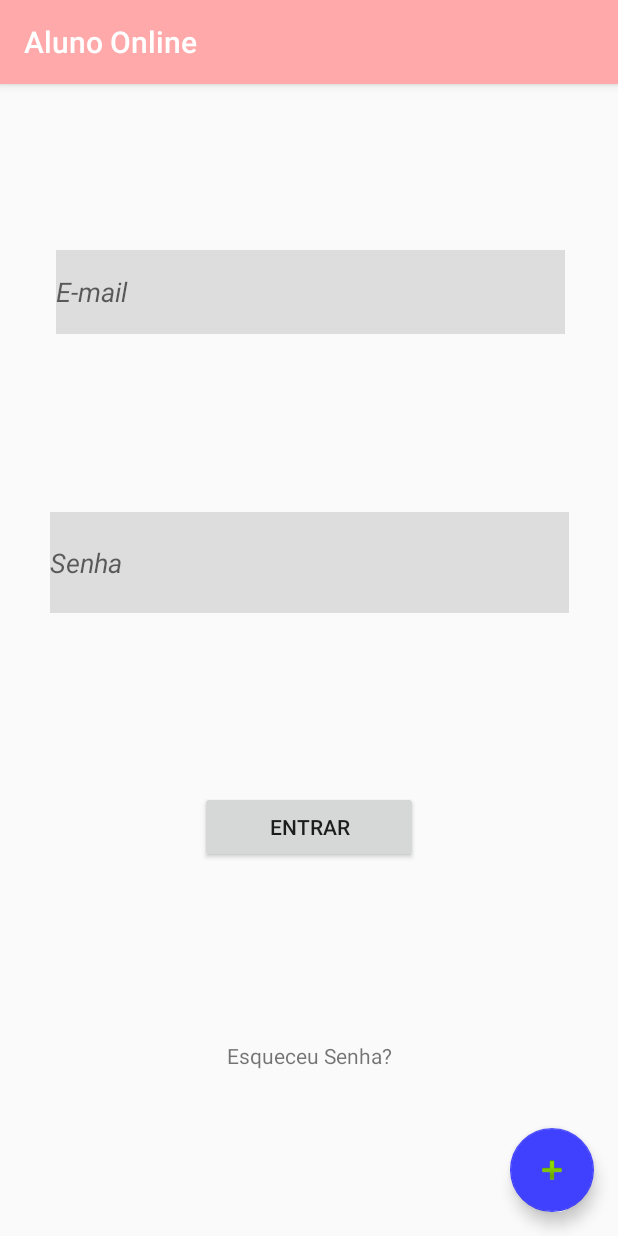
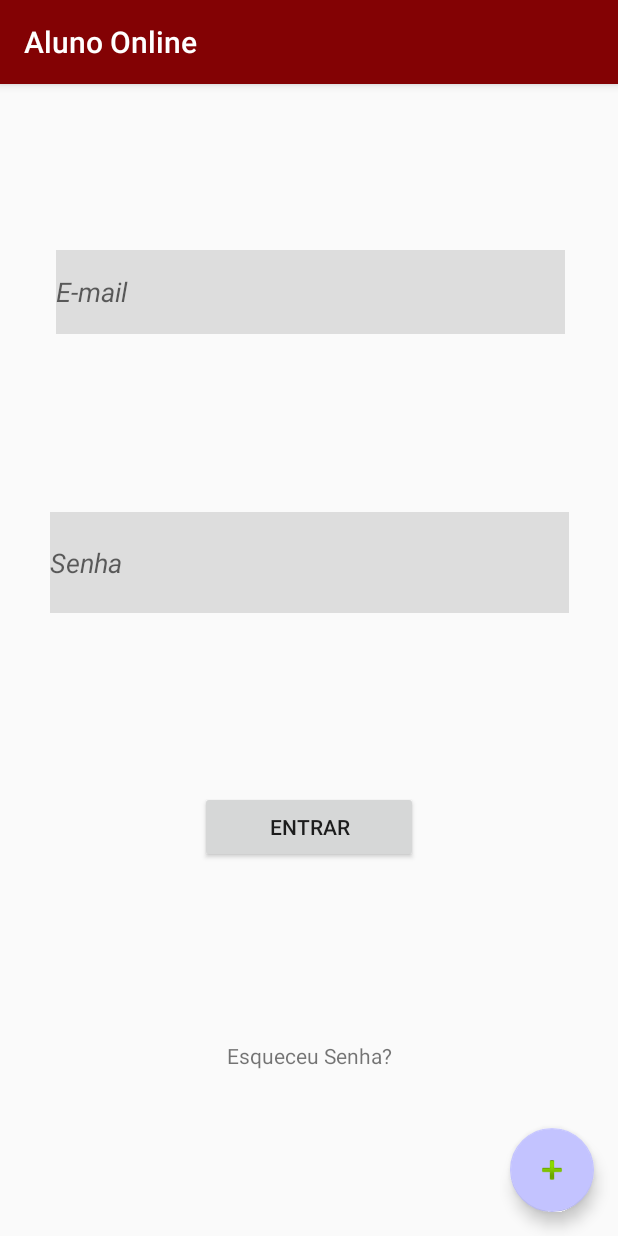
Before and after one commit to victor-cortes/androidIesb, an Android app: the screen it shows after launch (MainActivity), on a phone screen of 412 x 824 dp. Run offline under Robolectric (Android 15) with nearby library versions, the phone set to English and light mode, and no system bars; our stand-ins replace Firebase (no records; nobody signed in at launch, a user with empty details on screens opened directly).

Commit message:
Ajuste de interface

```diff
--- a/app/src/main/res/values/colors.xml
+++ b/app/src/main/res/values/colors.xml
@@ -1,6 +1,6 @@
 <?xml version="1.0" encoding="utf-8"?>
 <resources>
-    <color name="colorPrimary">#ffa9aa</color>
+    <color name="colorPrimary">#830204</color>
     <color name="colorPrimaryDark">#f5cdcd</color>
-    <color name="colorAccent">#4040ff</color>
+    <color name="colorAccent">#c3c3ff</color>
 </resources>
```
